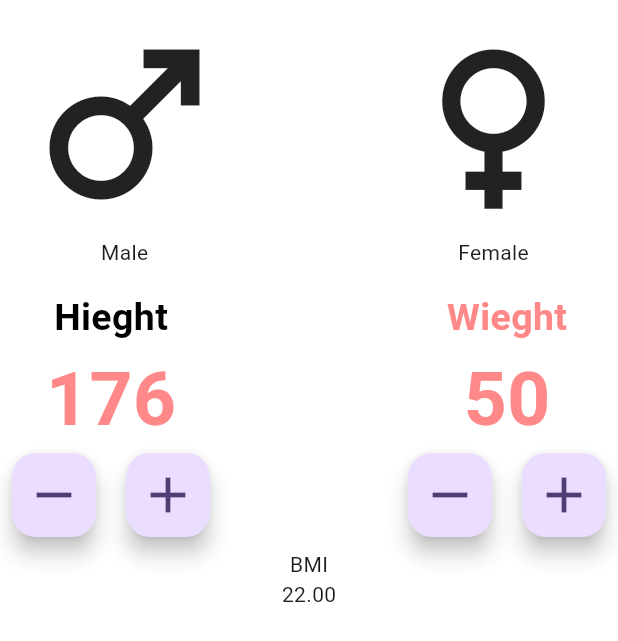
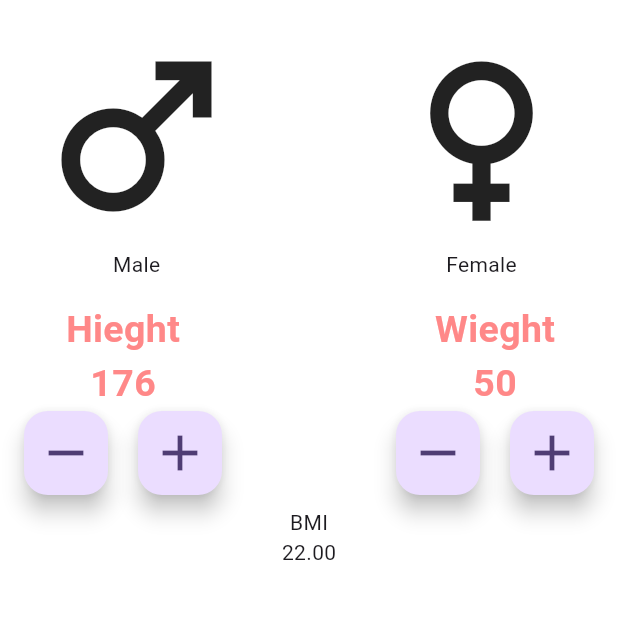
Before and after one commit to Yasith-Uvanpriya/flutter_intro, a Flutter app: the screen it shows after launch, on a phone screen of 412 x 824 dp. Shown: the top 641 px of the screen. Run offline on Flutter 3.47's test engine with Material 3 defaults, Android fonts, the phone set to English and light mode, and no system bars.

Commit message:
Update main_page.dart

```diff
--- a/BMI/lib/main_page.dart
+++ b/BMI/lib/main_page.dart
@@ -14,6 +14,8 @@ class _MainPageState extends State<MainPage> {
     return Scaffold(
       backgroundColor: Colors.white, // Fixed color assignment
       body: SafeArea(
+        child: Padding(
+          padding: const EdgeInsets.all(8.0),
           child: Container(
             color: Colors.white,
           child:Column(
@@ -48,19 +50,11 @@ class _MainPageState extends State<MainPage> {
                   child: Column(
                     children: [
                        const Text("Hieght",
-                     style: TextStyle(
-                      color: Colors.black,
-                      fontSize: 25,
-                      fontWeight: FontWeight.bold,
-                     ),
+                       style: kInputLabelColor
                       ),
                         const Text(
                             "176",
-                            style: TextStyle(
-                            color: kTextColor,
-                            fontSize: 50,
-                            fontWeight: FontWeight.bold, // Corrected placement
-                          ),
+                              style: kInputLabelColor
                           ),
                           Row(
                             children: [FloatingActionButton(
@@ -86,19 +80,11 @@ class _MainPageState extends State<MainPage> {
                   child: Column(
                     children: [
                        const Text("Wieght",
-                     style: TextStyle(
-                      color: kTextColor,
-                      fontSize: 25,
-                      fontWeight: FontWeight.bold,
-                     ),
+                       style: kInputLabelColor
                       ),
                         const Text(
                             "50",
-                            style: TextStyle(
-                            color: Color(0xFFFF8888),
-                            fontSize: 50,
-                            fontWeight: FontWeight.bold, // Corrected placement
-                          ),
+                              style: kInputLabelColor
                           ),
                           Row(
                             children: [FloatingActionButton(
@@ -129,6 +115,7 @@ class _MainPageState extends State<MainPage> {
             )
           ],
                 ),
+          ),
         )
 
       )
```
Lines whose indentation alone changed are shown as unchanged.
